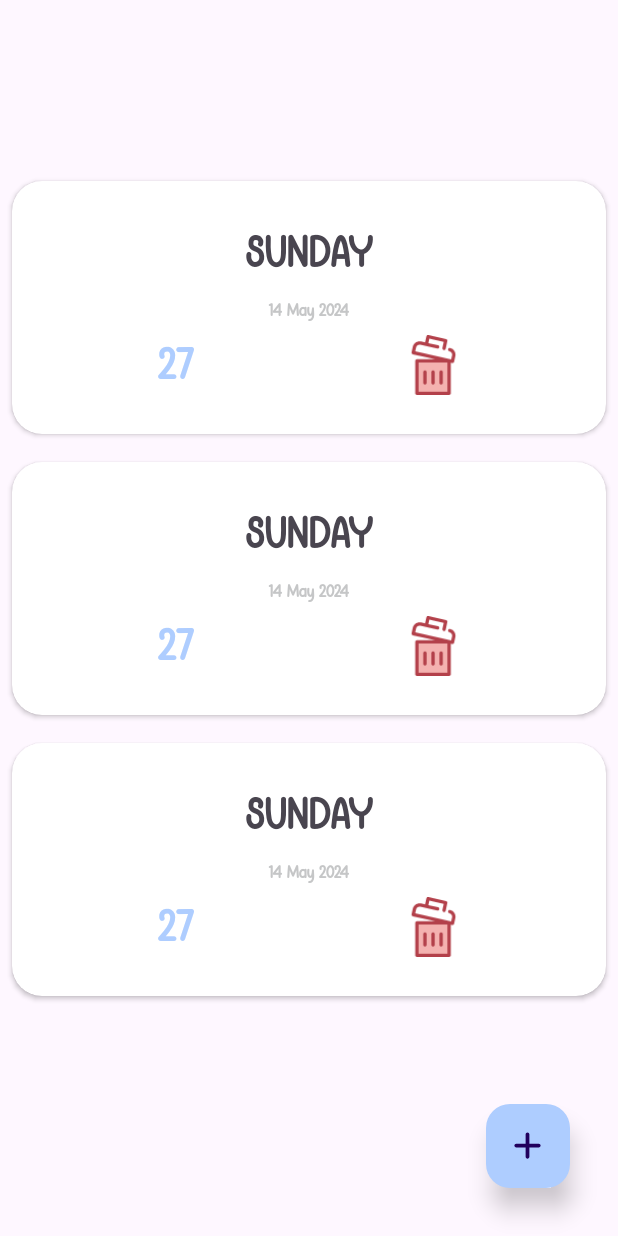
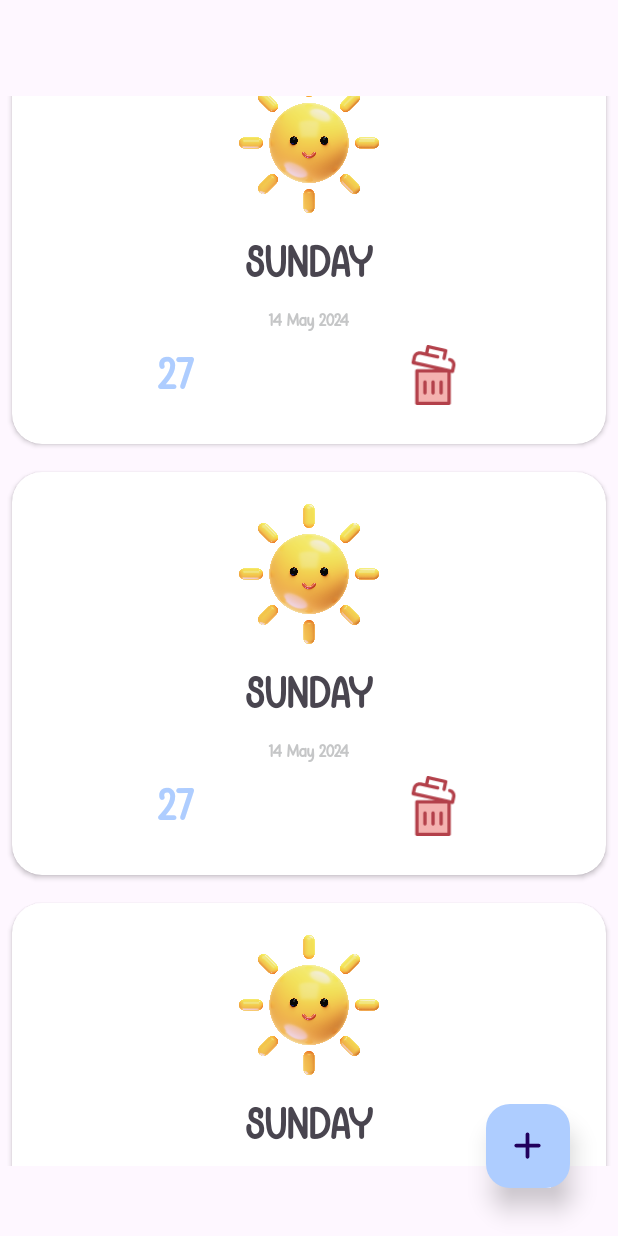
Before and after one commit to hagarabobakr/WeatherApplication, an Android app: the layout fragment_favorite.xml on its own in the app's theme, with its tools: preview values and no code run, on a phone screen of 412 x 824 dp. Run offline under Robolectric (Android 15) with nearby library versions, the phone set to English and light mode, and no system bars.

Commit message:
add img in fav item

```diff
--- a/app/src/main/java/com/example/weatherapp/view/fav/FavWeatherAdapter.kt
+++ b/app/src/main/java/com/example/weatherapp/view/fav/FavWeatherAdapter.kt
@@ -26,6 +26,10 @@ class FavWeatherAdapter (private val onItemClick: FavItemClickListener) :
             binding.townName.text = weather.name
             binding.date.text = "${formatDate(weather.dt)}"
             binding.temp.text = weather.temp.toString()
+            // Load weather icon
+            Glide.with(binding.tempImg.context)
+                .load(weather.icon)
+                .into(binding.tempImg)
             binding.deleteIc.setOnClickListener {
                 onItemClick.onDeleteIconClicked(weather)
             }
--- a/app/src/main/res/layout/activity_splash.xml
+++ b/app/src/main/res/layout/activity_splash.xml
@@ -12,7 +12,7 @@
         android:layout_width="match_parent"
         android:layout_height="match_parent"
         tools:context=".view.SplashActivity"
-        android:background="@color/oceanBreeze">
+        android:background="@color/white">
 
         <com.airbnb.lottie.LottieAnimationView
             android:id="@+id/weatherAnimator"
--- a/app/src/main/res/layout/fav_item.xml
+++ b/app/src/main/res/layout/fav_item.xml
@@ -26,6 +26,14 @@
                 android:layout_height="match_parent"
                 android:padding="18dp"
                 android:orientation="vertical">
+
+                <ImageView
+                    android:id="@+id/temp_img"
+                    android:layout_width="match_parent"
+                    android:layout_height="100dp"
+                    android:layout_weight="1"
+                    app:srcCompat="@drawable/day_sun"
+                    />
 
                 <LinearLayout
                     android:layout_width="match_parent"
--- a/app/src/main/res/layout/fragment_favorite.xml
+++ b/app/src/main/res/layout/fragment_favorite.xml
@@ -13,6 +13,18 @@
         android:paddingTop="?attr/actionBarSize"
         tools:context=".view.fav.FavoriteFragment">
 
+        <androidx.recyclerview.widget.RecyclerView
+            android:id="@+id/recyclerView3"
+            android:layout_width="match_parent"
+            android:layout_height="wrap_content"
+            android:layout_marginBottom="32dp"
+            android:layout_marginTop="26dp"
+            app:layout_constraintBottom_toTopOf="@+id/floatingActionButton"
+            app:layout_constraintEnd_toEndOf="parent"
+            app:layout_constraintHorizontal_bias="0.0"
+            app:layout_constraintStart_toStartOf="parent"
+            app:layout_constraintTop_toTopOf="parent"
+            tools:listitem="@layout/fav_item" />
         <com.google.android.material.floatingactionbutton.FloatingActionButton
             android:id="@+id/floatingActionButton"
             android:layout_width="wrap_content"
@@ -31,19 +43,6 @@
             app:layout_constraintBottom_toBottomOf="parent"
             app:layout_constraintEnd_toEndOf="parent"
             app:maxImageSize="30dp" />
-
-        <androidx.recyclerview.widget.RecyclerView
-            android:id="@+id/recyclerView3"
-            android:layout_width="match_parent"
-            android:layout_height="wrap_content"
-            android:layout_marginBottom="32dp"
-            android:paddingTop="16dp"
-            app:layout_constraintBottom_toTopOf="@+id/floatingActionButton"
-            app:layout_constraintEnd_toEndOf="parent"
-            app:layout_constraintHorizontal_bias="0.0"
-            app:layout_constraintStart_toStartOf="parent"
-            app:layout_constraintTop_toTopOf="parent"
-            tools:listitem="@layout/fav_item" />
         <ProgressBar
             android:id="@+id/loadingIndicator"
             android:layout_width="match_parent"
```
